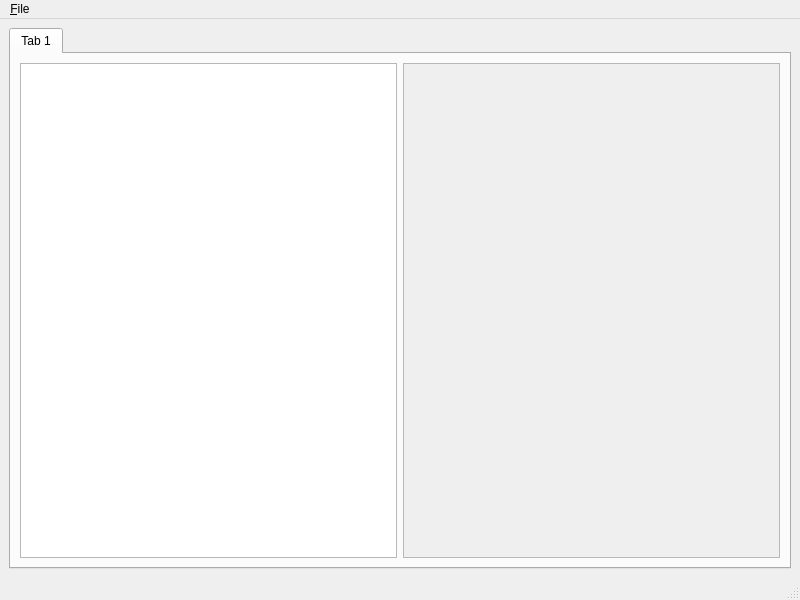
Above: MainWindow.ui from mpsido/PASParser before the change. Below: the same form after it.
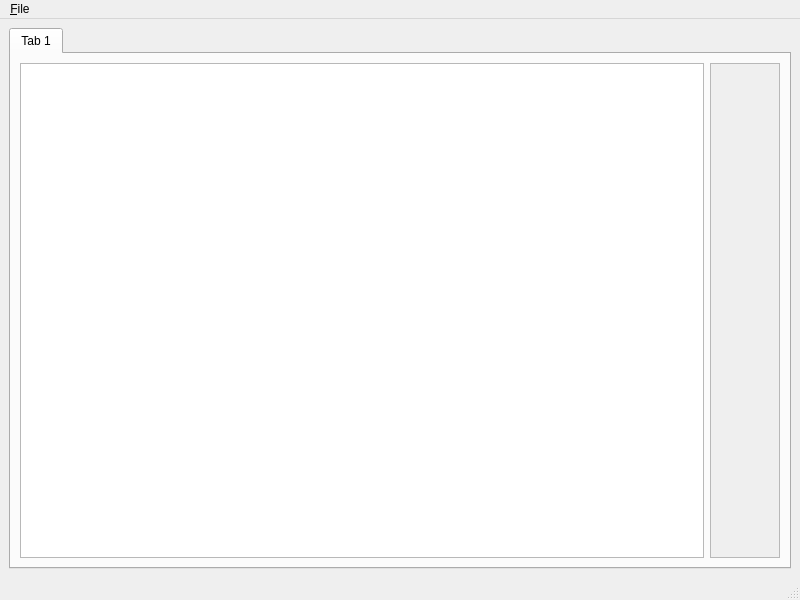
That is the form after the change.

Patch:
```diff
--- a/MainWindow.ui
+++ b/MainWindow.ui
@@ -30,6 +30,12 @@
         </item>
         <item>
          <widget class="QScrollArea" name="scrollArea">
+          <property name="sizePolicy">
+           <sizepolicy hsizetype="Preferred" vsizetype="Expanding">
+            <horstretch>0</horstretch>
+            <verstretch>0</verstretch>
+           </sizepolicy>
+          </property>
           <property name="widgetResizable">
            <bool>true</bool>
           </property>
@@ -38,7 +44,7 @@
             <rect>
              <x>0</x>
              <y>0</y>
-             <width>369</width>
+             <width>85</width>
              <height>474</height>
             </rect>
            </property>
```
